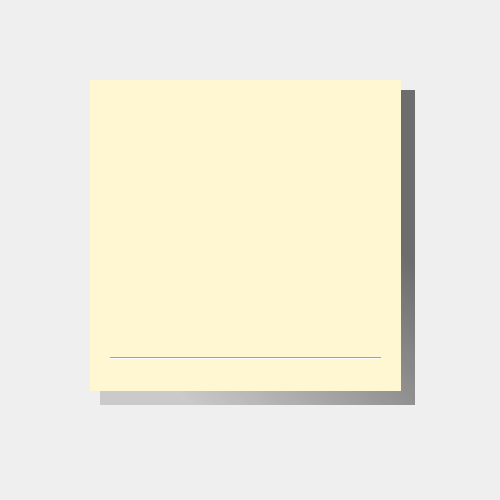
Above: Postiky_Note/UI/Note.ui from kerlive/SmallApps before the change. Below: the same form after it.
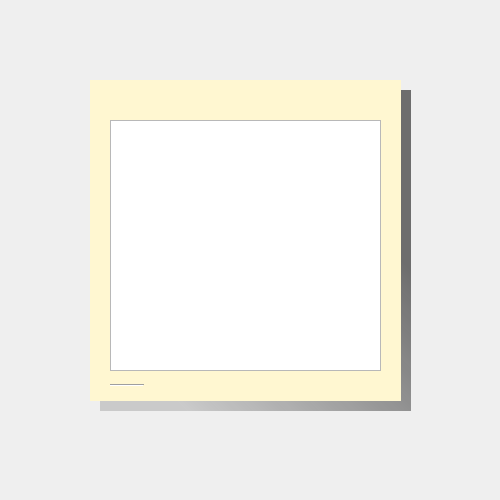
That is the form after the change. Icons and pictures are not drawn.

```diff
--- a/Postiky_Note/UI/Note.ui
+++ b/Postiky_Note/UI/Note.ui
@@ -33,7 +33,7 @@
       <x>40</x>
       <y>40</y>
       <width>311</width>
-      <height>311</height>
+      <height>321</height>
      </rect>
     </property>
     <property name="styleSheet">
@@ -74,29 +74,23 @@
      <string/>
     </property>
    </widget>
-   <widget class="Line" name="line">
-    <property name="geometry">
-     <rect>
-      <x>60</x>
-      <y>310</y>
-      <width>271</width>
-      <height>16</height>
-     </rect>
-    </property>
-    <property name="orientation">
-     <enum>Qt::Horizontal</enum>
-    </property>
-   </widget>
    <widget class="QWidget" name="controlTools" native="true">
     <property name="geometry">
      <rect>
       <x>60</x>
-      <y>320</y>
-      <width>221</width>
+      <y>330</y>
+      <width>271</width>
       <height>31</height>
      </rect>
     </property>
     <layout class="QHBoxLayout" name="horizontalLayout">
+     <item>
+      <widget class="Line" name="line">
+       <property name="orientation">
+        <enum>Qt::Horizontal</enum>
+       </property>
+      </widget>
+     </item>
      <item>
       <widget class="QPushButton" name="boldButton">
        <property name="styleSheet">
@@ -222,6 +216,21 @@
        </property>
       </widget>
      </item>
+     <item>
+      <widget class="QPushButton" name="cryptoButton">
+       <property name="styleSheet">
+        <string notr="true">QPushButton{
+	background-image: url(:/Button/UI/Element/unlocked.png);
+	background-position: center; 
+	background-repeat: no-repeat;
+	border: 0;
+}</string>
+       </property>
+       <property name="text">
+        <string/>
+       </property>
+      </widget>
+     </item>
     </layout>
    </widget>
    <widget class="QWidget" name="topicTools" native="true">
@@ -291,8 +300,8 @@
      <rect>
       <x>50</x>
       <y>50</y>
-      <width>315</width>
-      <height>315</height>
+      <width>311</width>
+      <height>321</height>
      </rect>
     </property>
     <property name="styleSheet">
@@ -307,8 +316,8 @@
     <property name="geometry">
      <rect>
       <x>60</x>
-      <y>320</y>
-      <width>221</width>
+      <y>330</y>
+      <width>271</width>
       <height>31</height>
      </rect>
     </property>
@@ -320,9 +329,9 @@
     <property name="geometry">
      <rect>
       <x>60</x>
-      <y>90</y>
+      <y>80</y>
       <width>271</width>
-      <height>221</height>
+      <height>251</height>
      </rect>
     </property>
     <property name="font">
@@ -332,8 +341,7 @@
      </font>
     </property>
     <property name="styleSheet">
-     <string notr="true">background-color: qlineargradient(spread:pad, x1:0, y1:0, x2:1, y2:1, stop:1 rgba(0, 0, 0, 0));
-border: 0;</string>
+     <string notr="true"/>
     </property>
    </widget>
    <zorder>label_2</zorder>
```
Left out of the diff: 11 changed lines with no effect on the pictures.
